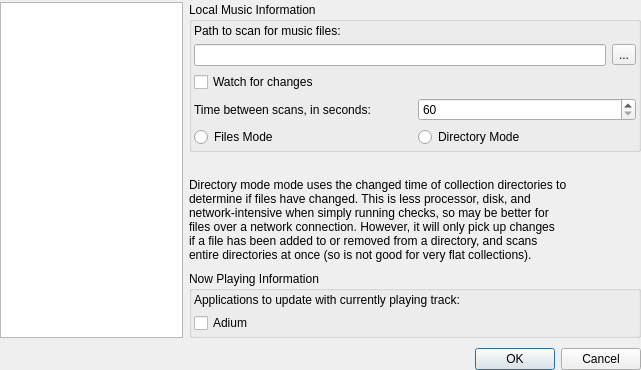
This is src/stackedsettingsdialog.ui in tomahawk-player/tomahawk as Qt 5 draws it before an edit. The edited form follows.
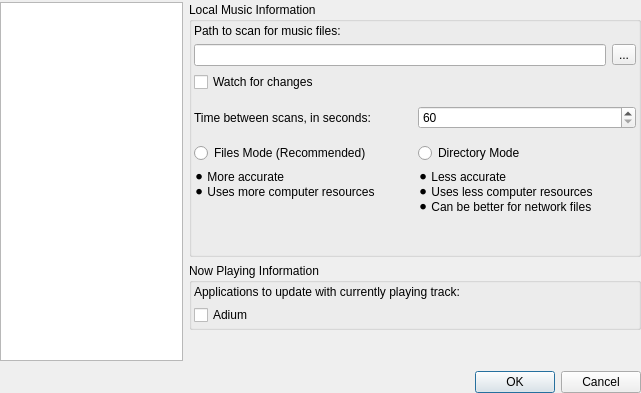
This is the edited form. Icons and pictures are not drawn.

Commit message: Replace text with end-user version

Diff of the .ui file:
```diff
--- a/src/stackedsettingsdialog.ui
+++ b/src/stackedsettingsdialog.ui
@@ -7,7 +7,7 @@
     <x>0</x>
     <y>0</y>
     <width>641</width>
-    <height>370</height>
+    <height>393</height>
    </rect>
   </property>
   <property name="windowTitle">
@@ -302,7 +302,7 @@
               <item>
                <widget class="QRadioButton" name="scannerFileModeButton">
                 <property name="text">
-                 <string>Files Mode</string>
+                 <string>Files Mode (Recommended)</string>
                 </property>
                </widget>
               </item>
@@ -315,38 +315,40 @@
               </item>
              </layout>
             </item>
-           </layout>
-          </widget>
-         </item>
-         <item>
-          <layout class="QVBoxLayout" name="verticalLayout_2">
-           <item>
-            <spacer name="verticalSpacer_9">
-             <property name="orientation">
-              <enum>Qt::Vertical</enum>
-             </property>
-             <property name="sizeType">
-              <enum>QSizePolicy::Minimum</enum>
-             </property>
-             <property name="sizeHint" stdset="0">
-              <size>
-               <width>20</width>
-               <height>20</height>
-              </size>
-             </property>
-            </spacer>
-           </item>
-           <item>
-            <widget class="QLabel" name="scanInformationLabel">
-             <property name="text">
-              <string>Directory mode mode uses the changed time of collection directories to
-determine if files have changed. This is less processor, disk, and 
-network-intensive when simply running checks, so may be better for
-files over a network connection. However, it will only pick up changes
-if a file has been added to or removed from a directory, and scans
-entire directories at once (so is not good for very flat collections).</string>
-             </property>
-            </widget>
+            <item>
+             <layout class="QVBoxLayout" name="verticalLayout_21">
+              <item>
+               <layout class="QHBoxLayout" name="horizontalLayout_8">
+                <item>
+                 <widget class="QLabel" name="scanInformationLabelFiles">
+                  <property name="text">
+                   <string>⚫ More accurate
+⚫ Uses more computer resources</string>
+                  </property>
+                  <property name="alignment">
+                   <set>Qt::AlignLeading|Qt::AlignLeft|Qt::AlignTop</set>
+                  </property>
+                  <property name="margin">
+                   <number>2</number>
+                  </property>
+                 </widget>
+                </item>
+                <item>
+                 <widget class="QLabel" name="scanInformationLabelDirs">
+                  <property name="text">
+                   <string>⚫ Less accurate
+⚫ Uses less computer resources
+⚫ Can be better for network files</string>
+                  </property>
+                  <property name="alignment">
+                   <set>Qt::AlignLeading|Qt::AlignLeft|Qt::AlignTop</set>
+                  </property>
+                  <property name="margin">
+                   <number>2</number>
+                  </property>
+                 </widget>
+                </item>
+               </layout>
            </item>
            <item>
             <spacer name="verticalSpacer">
@@ -363,7 +365,10 @@
            </item>
           </layout>
          </item>
-         <item> 
+           </layout>
+          </widget>
+         </item>
+         <item>
           <widget class="QGroupBox" name="nowPlaying">
            <property name="title">
             <string>Now Playing Information</string>
@@ -390,7 +395,7 @@
           </widget>
          </item>
          <item>
-          <spacer name="verticalSpacer">
+          <spacer name="verticalSpacer_1">
            <property name="orientation">
             <enum>Qt::Vertical</enum>
            </property>
```
Lines whose indentation alone changed are shown as unchanged. The commit also changes 1 other file.
